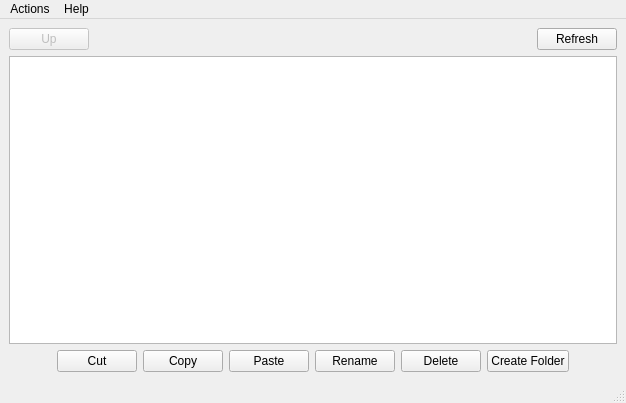
Old version of the form mainwindow.ui in the repository lawand/droper.
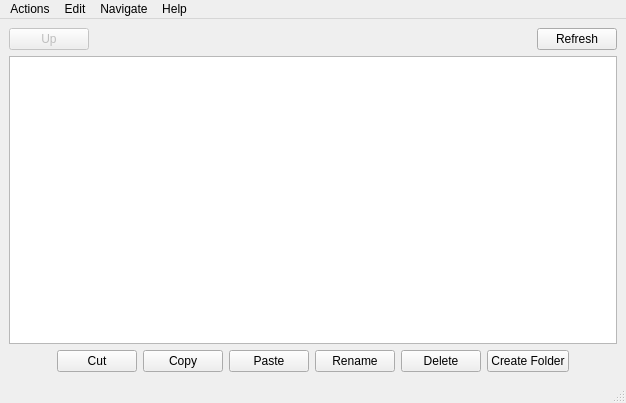
New version of the form. Icons and pictures are not drawn.

Commit message: added actions, connected buttons to them

Diff of the .ui file:
```diff
--- a/mainwindow.ui
+++ b/mainwindow.ui
@@ -182,7 +182,27 @@
     <addaction name="forgetAuthenticationAction"/>
     <addaction name="exitAction"/>
    </widget>
+   <widget class="QMenu" name="menuEdit">
+    <property name="title">
+     <string>Edit</string>
+    </property>
+    <addaction name="cutAction"/>
+    <addaction name="copyAction"/>
+    <addaction name="pasteAction"/>
+    <addaction name="renameAction"/>
+    <addaction name="deleteAction"/>
+    <addaction name="createFolderAction"/>
+   </widget>
+   <widget class="QMenu" name="menuNavigate">
+    <property name="title">
+     <string>Navigate</string>
+    </property>
+    <addaction name="upAction"/>
+    <addaction name="refreshAction"/>
+   </widget>
    <addaction name="menuActions"/>
+   <addaction name="menuEdit"/>
+   <addaction name="menuNavigate"/>
    <addaction name="menuHelp"/>
   </widget>
   <widget class="QStatusBar" name="statusbar"/>
```
Left out of the diff: 62 changed lines with no effect on the pictures. The commit also changes 2 other files.
